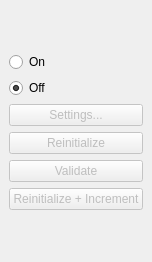
Before: the Qt Designer form branches/GoFigure2Beta/Code/GUI/lib/ManualSegmentationDockWidget.ui in gofigure2/GoFigure2, drawn with Qt 5.
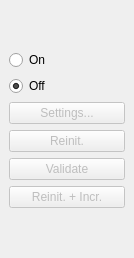
After: the same form once the commit is applied.

```diff
--- a/branches/GoFigure2Beta/Code/GUI/lib/ManualSegmentationDockWidget.ui
+++ b/branches/GoFigure2Beta/Code/GUI/lib/ManualSegmentationDockWidget.ui
@@ -6,10 +6,16 @@
    <rect>
     <x>0</x>
     <y>0</y>
-    <width>143</width>
-    <height>262</height>
+    <width>134</width>
+    <height>258</height>
    </rect>
   </property>
+  <property name="minimumSize">
+   <size>
+    <width>120</width>
+    <height>160</height>
+   </size>
+  </property>
   <property name="windowTitle">
    <string>Manual Segmentation</string>
   </property>
@@ -56,7 +62,7 @@
            <bool>false</bool>
           </property>
           <property name="text">
-           <string>Reinitialize</string>
+           <string>Reinit.</string>
           </property>
           <property name="shortcut">
            <string>Ctrl+R</string>
@@ -82,7 +88,7 @@
            <bool>false</bool>
           </property>
           <property name="text">
-           <string>Reinitialize + Increment</string>
+           <string>Reinit. + Incr.</string>
           </property>
           <property name="shortcut">
            <string>Ctrl+I</string>
```
